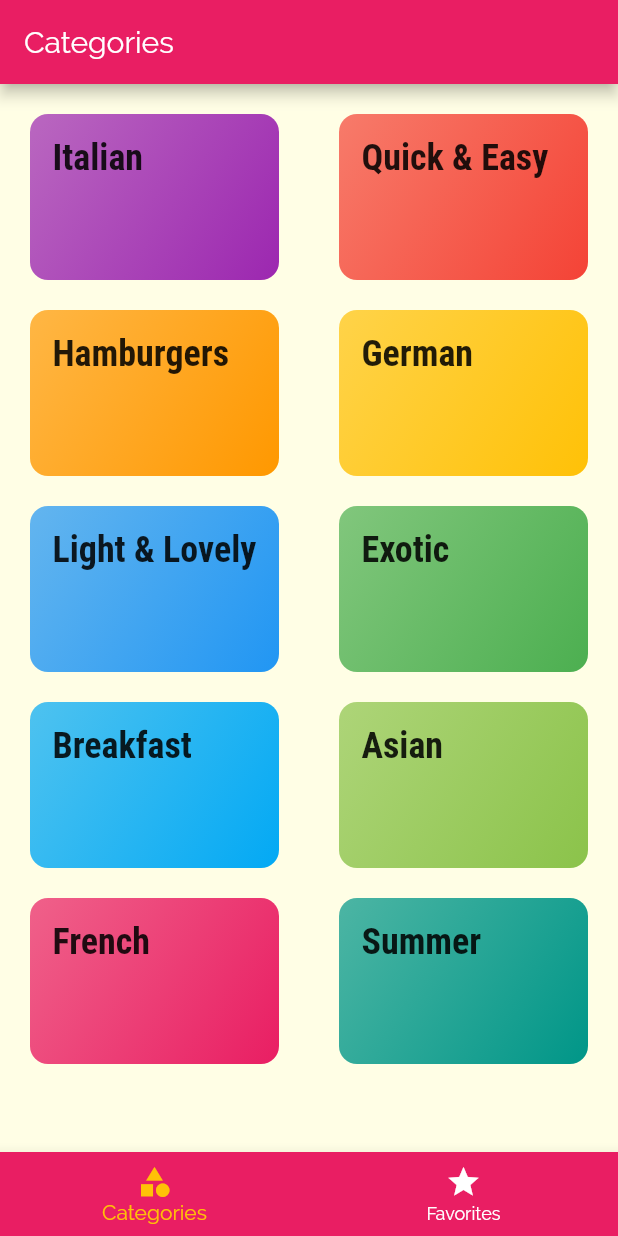
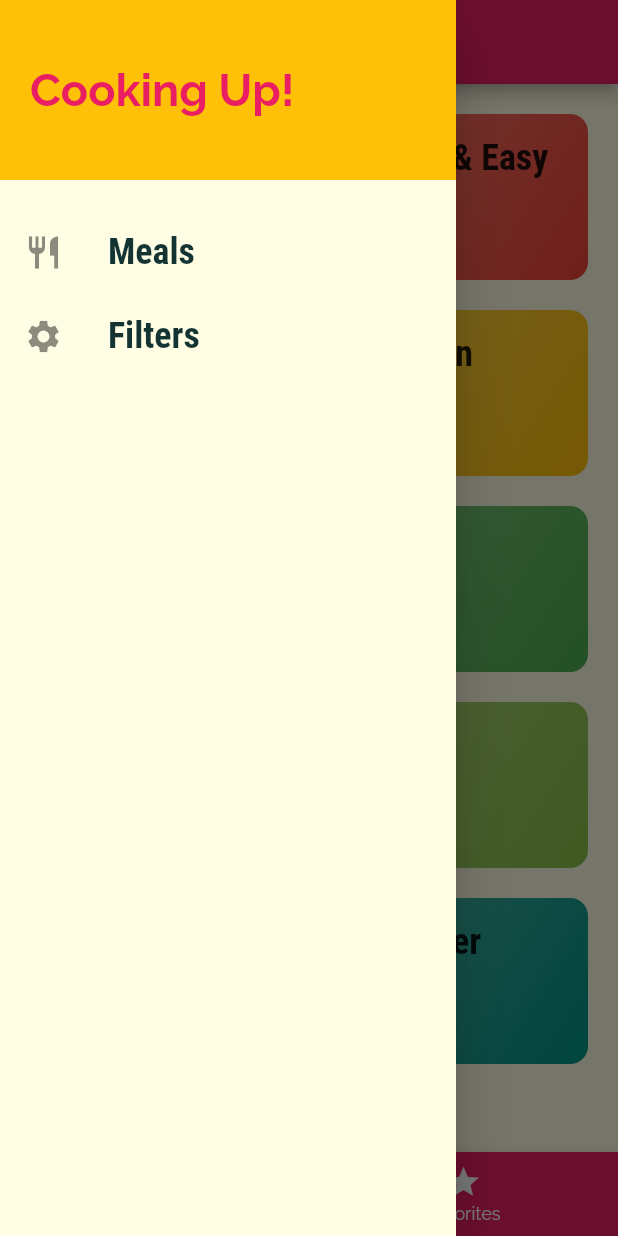
Before and after one commit to xdityxa/Food-App, a Flutter app: the screen it shows after launch, with the side drawer open (before the commit the screen has no drawer), on a phone screen of 412 x 824 dp. Run offline on Flutter 3.47's test engine with Material 2 defaults, Android fonts, the phone set to English and light mode, and no system bars.

Commit message:
enhanced workflow

```diff
--- a/lib/main.dart
+++ b/lib/main.dart
@@ -1,5 +1,6 @@
 import 'package:flutter/material.dart';
 
+import './screens/filters_screen.dart';
 import './screens/tabs_screen.dart';
 import './screens/meal_detail_screen.dart';
 import './screens/categories_screen.dart';
@@ -36,6 +37,7 @@ class MyApp extends StatelessWidget {
         '/': (ctx) => TabsScreen(),
         CategoryMealsScreen.routeName: (ctx) => CategoryMealsScreen(),
         MealDetailScreen.routeName: (ctx) => MealDetailScreen(),
+        FiltersScreen.routeName: (ctx) => FiltersScreen(),
       },
       onGenerateRoute: (settings) {
         print(settings.arguments);
--- a/lib/screens/tabs_screen.dart
+++ b/lib/screens/tabs_screen.dart
@@ -1,5 +1,6 @@
 import 'package:flutter/material.dart';
 
+import '../widgets/main_drawer.dart';
 import './favorites_screen.dart';
 import './categories_screen.dart';
 
@@ -37,6 +38,7 @@ class _TabScreenState extends State<TabsScreen> {
           title: Text(_pages[_selectedPageIndex]['title']),
 
         ),
+        drawer: MainDrawer(),
         body: _pages[_selectedPageIndex]['page'],
         bottomNavigationBar: BottomNavigationBar(
           onTap: _selectPage,
--- /dev/null
+++ b/lib/widgets/main_drawer.dart
@@ -0,0 +1,63 @@
+import 'package:flutter/material.dart';
+
+import '../screens/filters_screen.dart';
+
+class MainDrawer extends StatelessWidget {
+  Widget buildListTile(String title, IconData icon, Function tapHandler) {
+    return ListTile(
+      leading: Icon(
+        icon,
+        size: 26,
+      ),
+      title: Text(
+        title,
+        style: TextStyle(
+          fontFamily: 'RobotoCondensed',
+          fontSize: 24,
+          fontWeight: FontWeight.bold,
+        ),
+      ),
+      onTap: tapHandler,
+    );
+  }
+
+  @override
+  Widget build(BuildContext context) {
+    return Drawer(
+      child: Column(
+        children: <Widget>[
+          Container(
+            height: 120,
+            width: double.infinity,
+            padding: EdgeInsets.all(20),
+            alignment: Alignment.centerLeft,
+            color: Theme.of(context).accentColor,
+            child: Text(
+              'Cooking Up!',
+              style: TextStyle(
+                fontWeight: FontWeight.bold,
+                fontSize: 30,
+                color: Theme.of(context).primaryColor,
+              ),
+            ),
+          ),
+          SizedBox(height: 20),
+          buildListTile(
+            'Meals',
+            Icons.restaurant,
+            (){
+              Navigator.of(context).pushNamed('/');
+            },
+          ),
+          buildListTile(
+            'Filters',
+            Icons.settings,
+            (){
+            Navigator.of(context).pushNamed(FiltersScreen.routeName);
+            },
+          ),
+        ],
+      ),
+    );
+  }
+}
```
Also changed, not shown: lib/screens/category_meals_screen.dart (+27 -1 lines), lib/screens/filters_screen.dart (added, +19 -0 lines), lib/screens/meal_detail_screen.dart (+8 -0 lines), lib/widgets/meal_item.dart (+18 -9 lines).
